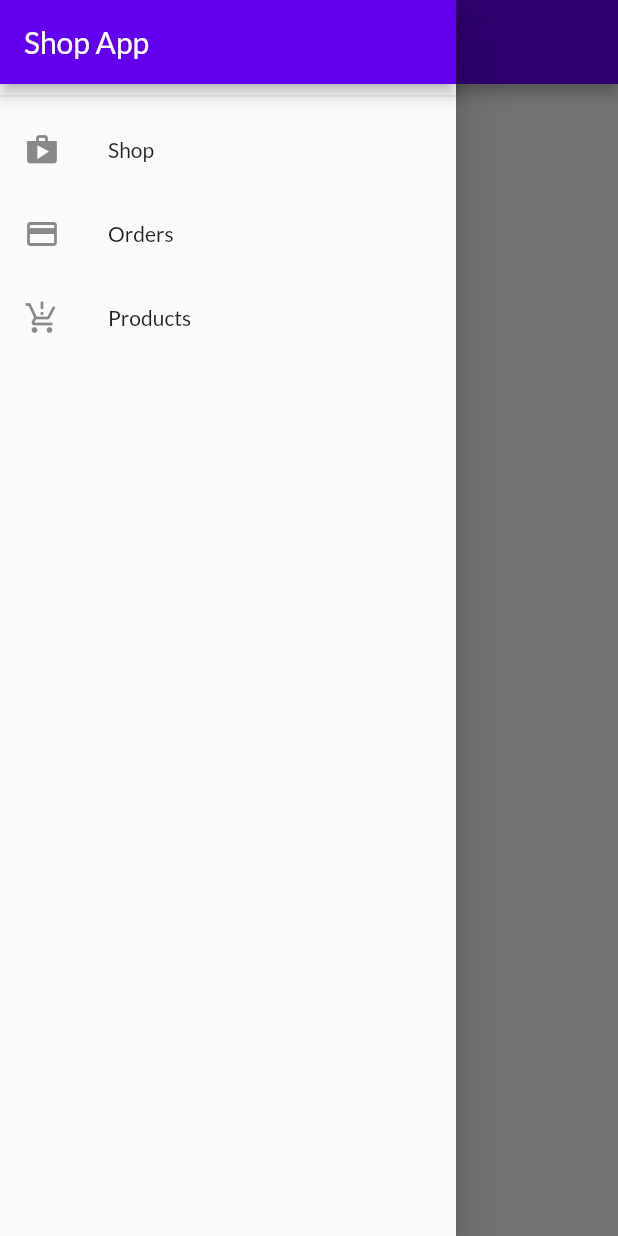
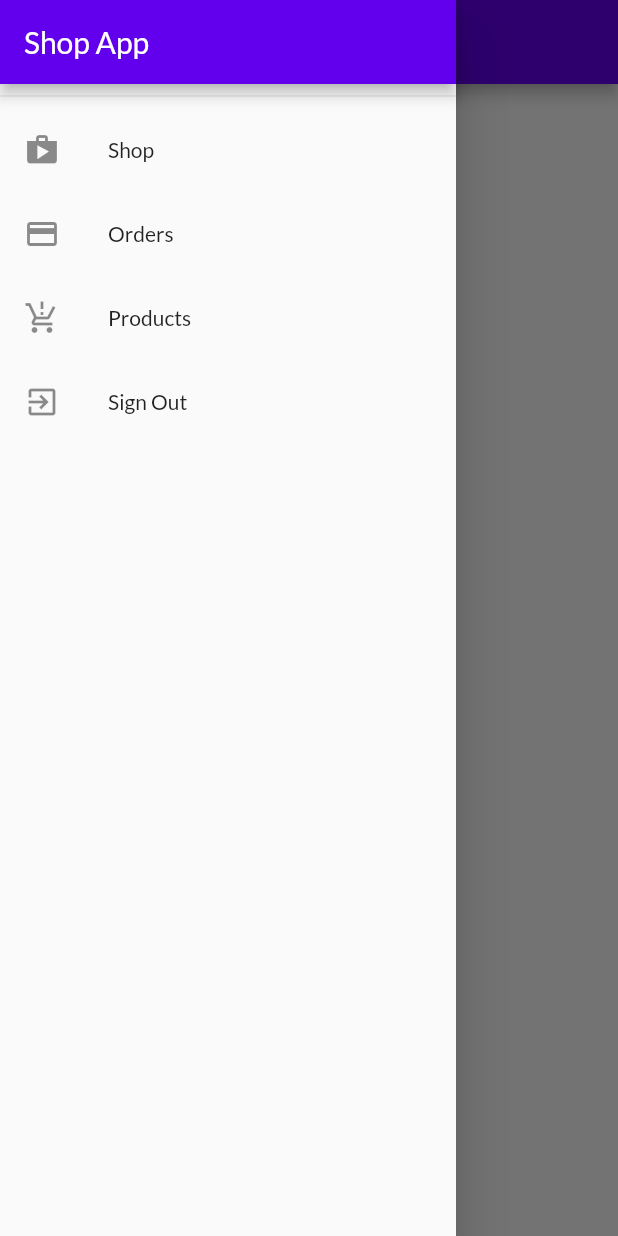
Before and after one commit to Hhanri/shopp_app, a Flutter app: the OrdersScreen screen opened by its route, with the side drawer open, on a phone screen of 412 x 824 dp. Run offline on Flutter 3.47's test engine with Material 2 defaults, Android fonts, the phone set to English and light mode, and no system bars; network calls fail.

Commit message:
signOut and autoSignOut

```diff
--- a/lib/main.dart
+++ b/lib/main.dart
@@ -33,12 +33,12 @@ class MyApp extends StatelessWidget {
         ChangeNotifierProvider(create: (context) => AuthProvider()),
         ChangeNotifierProxyProvider<AuthProvider, ProductsProvider>(
           create: (context) => ProductsProvider('', '', []),
-          update: (context, auth, previousProducts) => ProductsProvider(auth.token!, auth.userId! ,previousProducts == null ? [] : previousProducts.products)
+          update: (context, auth, previousProducts) => ProductsProvider(auth.token, auth.userId ,previousProducts == null ? [] : previousProducts.products)
         ),
         ChangeNotifierProvider(create: (context) => CartProvider()),
         ChangeNotifierProxyProvider<AuthProvider, OrdersProvider>(
           create: (context) => OrdersProvider('', '', []),
-          update: (context, auth, previousOrders) => OrdersProvider(auth.token!, auth.userId!,previousOrders == null ? [] : previousOrders.orders)
+          update: (context, auth, previousOrders) => OrdersProvider(auth.token, auth.userId,previousOrders == null ? [] : previousOrders.orders)
         )
       ],
       child: Consumer<AuthProvider>(
--- a/lib/providers/orders_provider.dart
+++ b/lib/providers/orders_provider.dart
@@ -6,8 +6,8 @@ import 'package:shop_app/models/order_model.dart';
 import 'package:http/http.dart' as http;
 
 class OrdersProvider with ChangeNotifier {
-  final String token;
-  final String userId;
+  final String? token;
+  final String? userId;
   List<OrderModel> _orders = [];
 
   OrdersProvider(this.token, this.userId, this._orders);
--- a/lib/providers/products_provider.dart
+++ b/lib/providers/products_provider.dart
@@ -6,8 +6,8 @@ import 'package:shop_app/models/product_model.dart';
 import 'package:http/http.dart' as http;
 
 class ProductsProvider with ChangeNotifier {
-  final String token;
-  final String userId;
+  final String? token;
+  final String? userId;
   List<ProductModel> _products = [];
 
   ProductsProvider(this.token, this.userId, this._products);
@@ -36,7 +36,7 @@ class ProductsProvider with ChangeNotifier {
       await http.post(
         Uri.parse('$productsUrl$token'),
         body: jsonEncode(
-          ProductModel.toMap(product: product, creatorId: userId)
+          ProductModel.toMap(product: product, creatorId: userId!)
         )
       );
       _products.add(product);
@@ -51,7 +51,7 @@ class ProductsProvider with ChangeNotifier {
     if (productIndex >= 0) {
       final url = Uri.parse("https://shop-app-e09ab-default-rtdb.europe-west1.firebasedatabase.app/products/$id.json?auth=$token");
       await http.patch(
-        url, body: ProductModel.toMap(product: product, creatorId: userId)
+        url, body: ProductModel.toMap(product: product, creatorId: userId!)
       );
       _products[productIndex] = product;
     }
--- a/lib/widgets/drawer_widget.dart
+++ b/lib/widgets/drawer_widget.dart
@@ -1,7 +1,9 @@
 import 'package:flutter/material.dart';
+import 'package:shop_app/providers/auth_provider.dart';
 import 'package:shop_app/screens/orders_screen.dart';
 import 'package:shop_app/screens/products_overview_screen.dart';
 import 'package:shop_app/screens/user_product_screen.dart';
+import 'package:provider/provider.dart';
 
 class DrawerWidget extends StatelessWidget {
   const DrawerWidget({Key? key}) : super(key: key);
@@ -30,6 +32,14 @@ class DrawerWidget extends StatelessWidget {
             leading: const Icon(Icons.production_quantity_limits),
             title: const Text("Products"),
             onTap: () => Navigator.of(context).pushReplacementNamed(UserProductScreen.routeName),
+          ),
+          ListTile(
+            leading: const Icon(Icons.exit_to_app),
+            title: const Text("Sign Out"),
+            onTap: () {
+              Navigator.of(context).pop();
+              context.read<AuthProvider>().signOut();
+            }
           )
         ],
       ),
```
Also changed, not shown: lib/providers/auth_provider.dart (+25 -1 lines).
